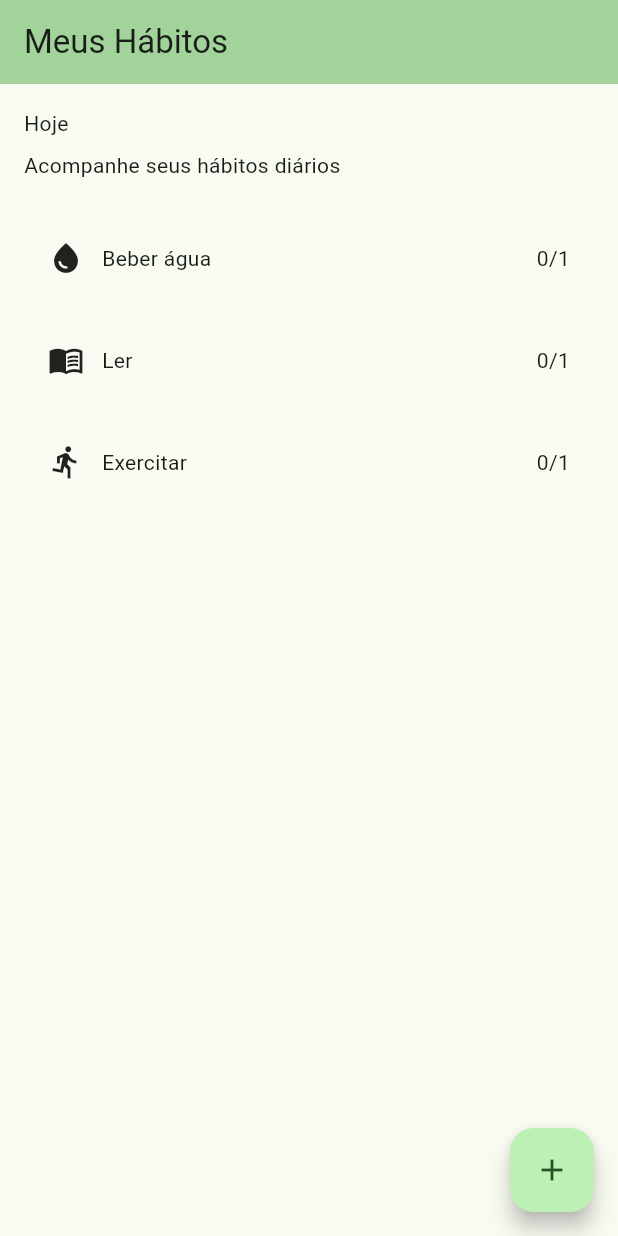
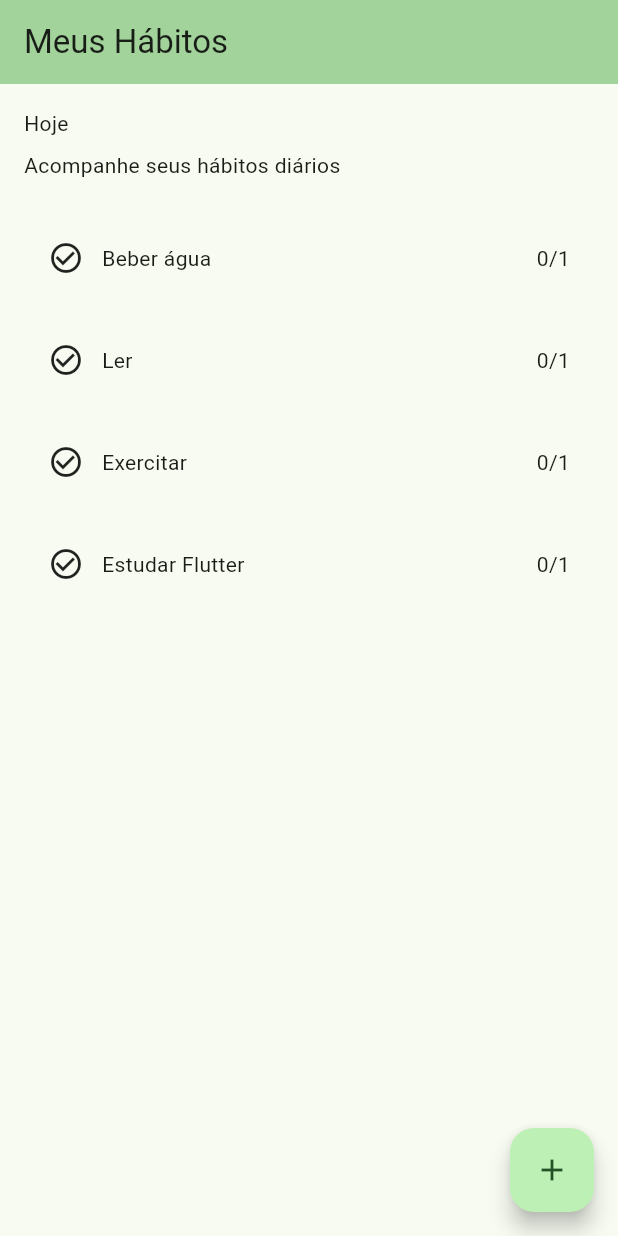
Before and after one commit to laianapinho/rastreador_habitos, a Flutter app: the screen it shows after launch, on a phone screen of 412 x 824 dp. Run offline on Flutter 3.47's test engine with Material 3 defaults, Android fonts, the phone set to English and light mode, and no system bars.

Commit message:
feat: renderiza habitos a partir de lista

```diff
--- a/lib/main.dart
+++ b/lib/main.dart
@@ -56,6 +56,13 @@ class MyHomePage extends StatefulWidget {
 class _MyHomePageState extends State<MyHomePage> {
   int _counter = 0;
 
+  final List<String> habitos = [
+    'Beber água',
+    'Ler',
+    'Exercitar',
+    'Estudar Flutter',
+  ];
+
   void _incrementCounter() {
     setState(() {
       // This call to setState tells the Flutter framework that something has
@@ -94,44 +101,21 @@ class _MyHomePageState extends State<MyHomePage> {
             SizedBox(height: 8),
             Text('Acompanhe seus hábitos diários'),
             SizedBox(height: 24),
-            Container(
+            ...habitos.map((habito) {
+            return Container(
               padding: EdgeInsets.all(16),
+              margin: EdgeInsets.only(bottom: 12),
               child: Row(
-              children: [
-              Icon(Icons.water_drop),
-              SizedBox(width: 12),
-              Text('Beber água'),
-              Spacer(),
-              Text('0/1'),
-              ],
+                children: [
+                  Icon(Icons.check_circle_outline),
+                  SizedBox(width: 12),
+                  Text(habito),
+                  Spacer(),
+                  Text('0/1'),
+                ],
               ),
-          ),
-            SizedBox(height: 12),
-            Container(
-              padding: EdgeInsets.all(16),
-              child: Row(
-              children: [
-              Icon(Icons.menu_book),
-              SizedBox(width: 12),
-              Text('Ler'),
-              Spacer(),
-              Text('0/1'),
-              ],
-              ),
-          ),
-            SizedBox(height: 12),
-            Container(
-              padding: EdgeInsets.all(16),
-              child: Row(
-              children: [
-              Icon(Icons.directions_run),
-              SizedBox(width: 12),
-              Text('Exercitar'),
-              Spacer(),
-              Text('0/1'),
-              ],
-              ),
-          ),
+            );
+          }).toList(),
           ],
         ),
       ),
```
